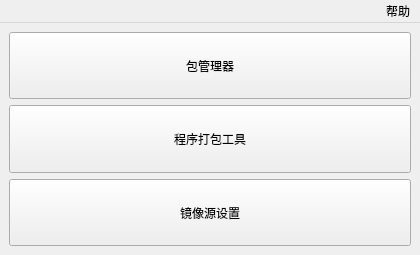
This is interface/MainInterface.ui in hrpzcf/AwesomePyKit as Qt 5 draws it before an edit. The edited form follows.
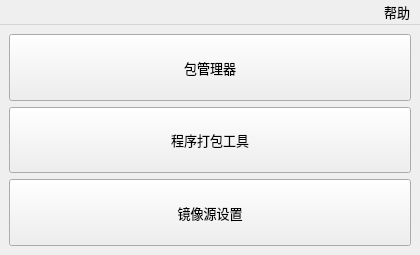
This is the edited form.

Commit message: fix: 各工具提示修改，界面微调。

Diff of the .ui file:
```diff
--- a/interface/MainInterface.ui
+++ b/interface/MainInterface.ui
@@ -25,6 +25,7 @@
   <property name="font">
    <font>
     <family>Microsoft YaHei UI</family>
+    <pointsize>10</pointsize>
    </font>
   </property>
   <property name="windowTitle">
@@ -92,7 +93,7 @@
      <x>0</x>
      <y>0</y>
      <width>420</width>
-     <height>26</height>
+     <height>29</height>
     </rect>
    </property>
    <property name="layoutDirection">
```
The commit also changes 7 other files.
